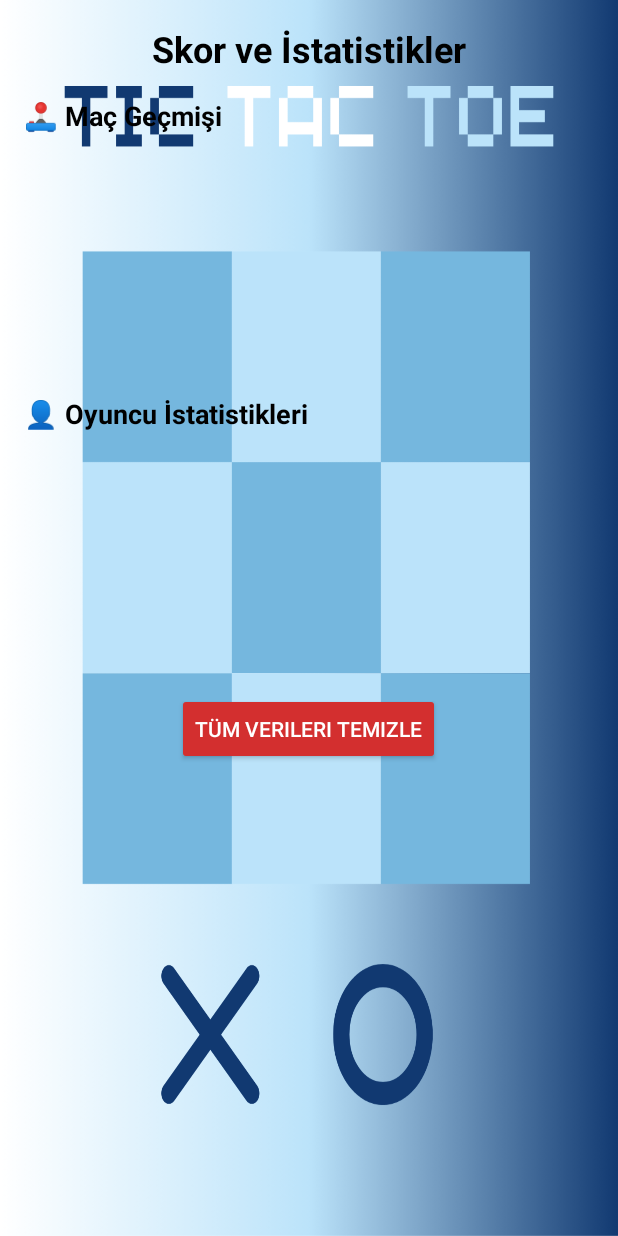
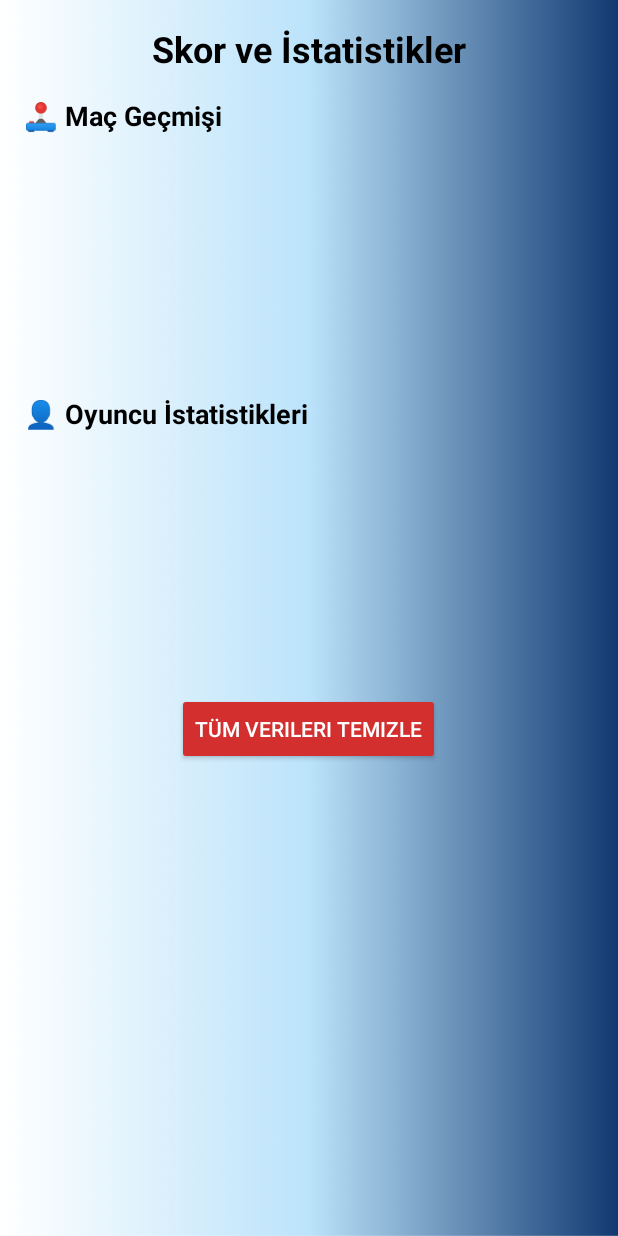
Before and after one commit to BerkeKocakavak/XOX-Game-Project, an Android app built with Jetpack Compose: the SkorVeIstatistikActivity screen opened directly, with no data from a screen before it, on a phone screen of 412 x 824 dp. Run offline under Robolectric (Android 15) with nearby library versions, the phone set to English and light mode, and no system bars.

Commit message:
arkaplan düzeltmeleri

```diff
--- a/app/src/main/java/com/tttgames/xoxgame/SkorVeIstatistikActivity.java
+++ b/app/src/main/java/com/tttgames/xoxgame/SkorVeIstatistikActivity.java
@@ -1,8 +1,11 @@
 package com.tttgames.xoxgame;
 
+import android.content.Context;
+import android.content.SharedPreferences;
 import android.os.Bundle;
 import android.widget.ArrayAdapter;
 import android.widget.Button;
+import android.widget.LinearLayout;
 import android.widget.ListView;
 import android.widget.Toast;
 import android.database.Cursor;
@@ -17,12 +20,14 @@ public class SkorVeIstatistikActivity extends AppCompatActivity {
     private ListView listViewMaclar;
     private ListView listViewIstatistik;
     private Button btnTemizle;
+    private LinearLayout rootLayout;
 
     @Override
     protected void onCreate(Bundle savedInstanceState) {
         super.onCreate(savedInstanceState);
         setContentView(R.layout.skor_ve_istatistik);  // Bu XML'i bir sonraki adımda yapacağız
-
+        rootLayout = findViewById(R.id.rootLayout);
+        applyThemeFromSettings();
         databaseHelper = new DatabaseHelper(this);
 
         listViewMaclar = findViewById(R.id.listViewMaclar);
@@ -89,5 +94,26 @@ public class SkorVeIstatistikActivity extends AppCompatActivity {
         StatListAdapter adapter = new StatListAdapter(this, statsList);
         listViewIstatistik.setAdapter(adapter);
     }
+    private void applyThemeFromSettings() {
+        SharedPreferences sharedPreferences = getSharedPreferences("game_settings", Context.MODE_PRIVATE);
+        String selectedTheme = sharedPreferences.getString("other_screens_theme", "Varsayilan");
+
+        if (rootLayout != null) {
+            switch (selectedTheme) {
+                case "SiyahBeyaz":
+                    rootLayout.setBackgroundResource(R.drawable.tema_siyahbeyaz1);
+                    break;
+                case "KirmiziTema":
+                    rootLayout.setBackgroundResource(R.drawable.tema_kirmizipembe1);
+                    break;
+                case "BrainRotTema":
+                    rootLayout.setBackgroundResource(R.drawable.tema_brainrot1);
+                    break;
+                default:
+                    rootLayout.setBackgroundResource(R.drawable.tema_varsayilan1);
+                    break;
+            }
+        }
+    }
 
 }
--- a/app/src/main/res/layout/skor_ve_istatistik.xml
+++ b/app/src/main/res/layout/skor_ve_istatistik.xml
@@ -1,6 +1,6 @@
 <?xml version="1.0" encoding="utf-8"?>
 <LinearLayout xmlns:android="http://schemas.android.com/apk/res/android"
-    android:id="@+id/scoreLayout"
+    android:id="@+id/rootLayout"
     android:layout_width="match_parent"
     android:layout_height="match_parent"
     android:background="@drawable/tema_varsayilan"
```
